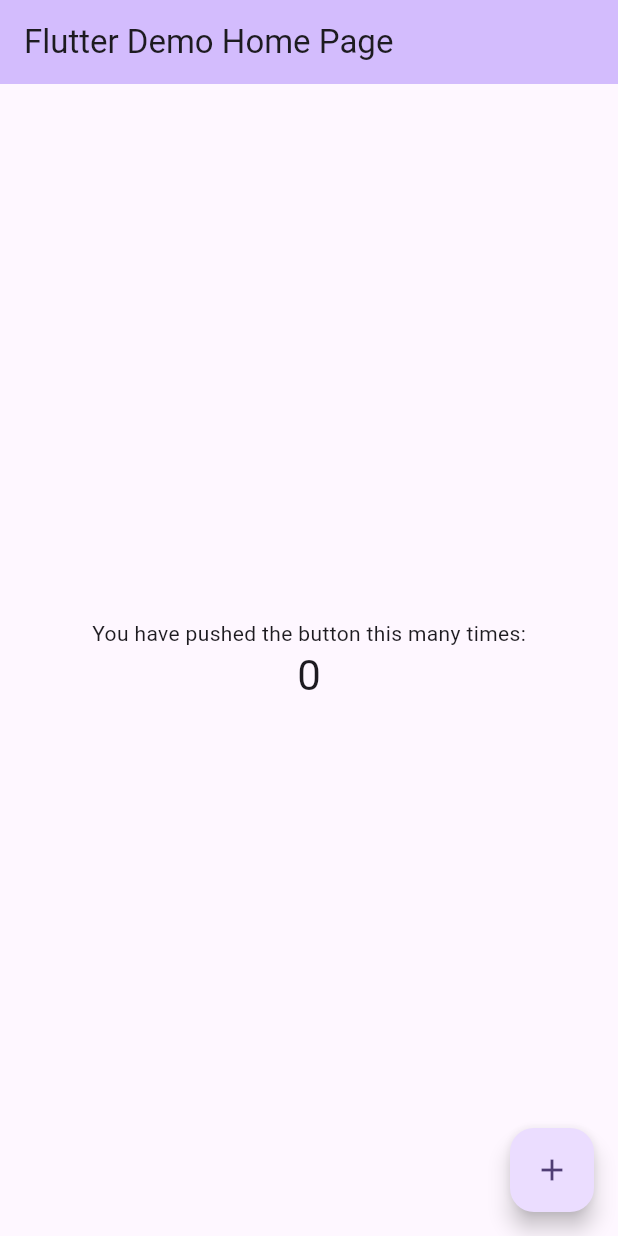
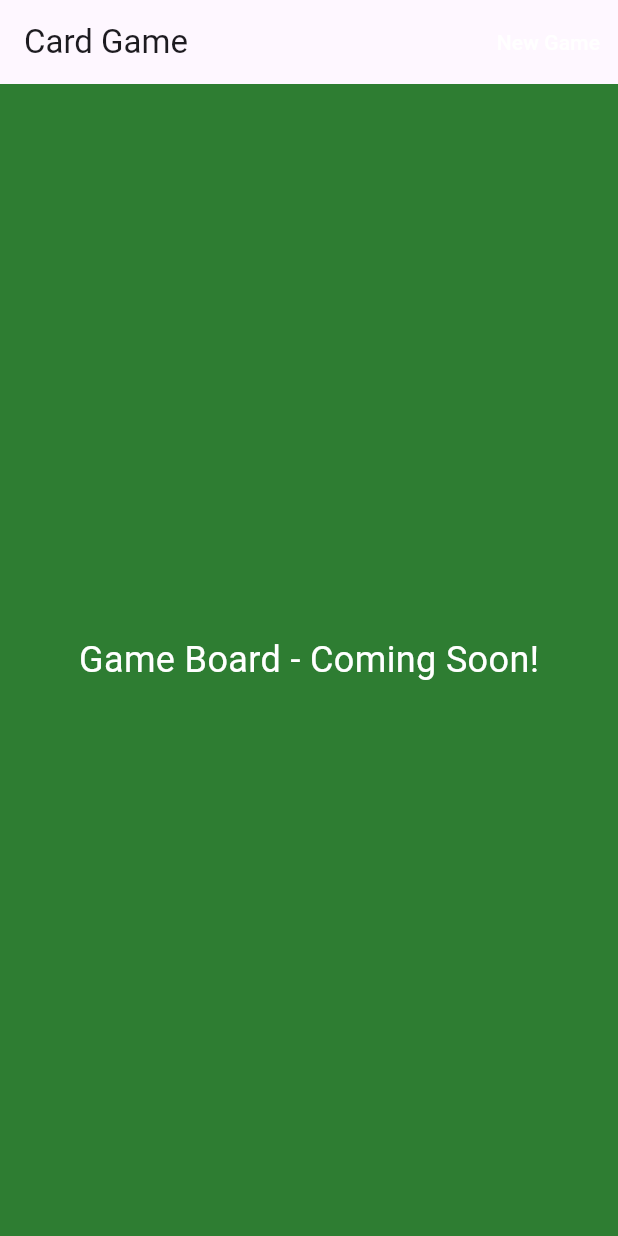
Before and after one commit to could-ai/019a20df-d72f-7ab4-986d-4419a14484e5, a Flutter app: the screen it shows after launch, on a phone screen of 412 x 824 dp. Run offline on Flutter 3.47's test engine with Material 3 defaults, Android fonts, the phone set to English and light mode, and no system bars.

Commit message:
I have updated the main application file to launch the card game. I've removed the default counter app and replaced it with a clean structure that initializes our `GameScreen`. The theme has been set to a standard blue, and the debug banner has been removed for a cleaner look. This change establishes the entry point for our game.; I've created the main `GameScreen` which will contain the entire user interface for the card game. For now, it includes a basic layout with a green, felt-like background to serve as our game table. An app bar has been added with the game's title and a "New Game" button, which will be used to restart the game. This screen is the central hub where all gameplay will take place.

```diff
--- /dev/null
+++ b/usr/lib/game_screen.dart
@@ -0,0 +1,39 @@
+import 'package:flutter/material.dart';
+
+class GameScreen extends StatefulWidget {
+  const GameScreen({super.key});
+
+  @override
+  _GameScreenState createState() => _GameScreenState();
+}
+
+class _GameScreenState extends State<GameScreen> {
+  @override
+  Widget build(BuildContext context) {
+    return Scaffold(
+      appBar: AppBar(
+        title: const Text('Card Game'),
+        actions: [
+          TextButton(
+            onPressed: () {
+              // TODO: Implement new game functionality
+            },
+            child: const Text(
+              'New Game',
+              style: TextStyle(color: Colors.white),
+            ),
+          )
+        ],
+      ),
+      body: Container(
+        color: Colors.green[800],
+        child: const Center(
+          child: Text(
+            'Game Board - Coming Soon!',
+            style: TextStyle(fontSize: 24, color: Colors.white),
+          ),
+        ),
+      ),
+    );
+  }
+}
--- a/usr/lib/main.dart
+++ b/usr/lib/main.dart
@@ -1,4 +1,5 @@
 import 'package:flutter/material.dart';
+import 'game_screen.dart';
 
 void main() {
   runApp(const MyApp());
@@ -7,114 +8,16 @@ void main() {
 class MyApp extends StatelessWidget {
   const MyApp({super.key});
 
-  // This widget is the root of your application.
   @override
   Widget build(BuildContext context) {
     return MaterialApp(
-      title: 'Flutter Demo',
+      title: 'Flutter Card Game',
+      theme: ThemeData(
+        primarySwatch: Colors.blue,
+        visualDensity: VisualDensity.adaptivePlatformDensity,
+      ),
+      home: const GameScreen(),
       debugShowCheckedModeBanner: false,
-      theme: ThemeData(
-        // This is the theme of your application.
-        //
-        // TRY THIS: Try running your application with "flutter run". You'll see
-        // the application has a purple toolbar. Then, without quitting the app,
-        // try changing the seedColor in the colorScheme below to Colors.green
-        // and then invoke "hot reload" (save your changes or press the "hot
-        // reload" button in a Flutter-supported IDE, or press "r" if you used
-        // the command line to start the app).
-        //
-        // Notice that the counter didn't reset back to zero; the application
-        // state is not lost during the reload. To reset the state, use hot
-        // restart instead.
-        //
-        // This works for code too, not just values: Most code changes can be
-        // tested with just a hot reload.
-        colorScheme: ColorScheme.fromSeed(seedColor: Colors.deepPurple),
-      ),
-      home: const MyHomePage(title: 'Flutter Demo Home Page'),
     );
   }
 }
-
-class MyHomePage extends StatefulWidget {
-  const MyHomePage({super.key, required this.title});
-
-  // This widget is the home page of your application. It is stateful, meaning
-  // that it has a State object (defined below) that contains fields that affect
-  // how it looks.
-
-  // This class is the configuration for the state. It holds the values (in this
-  // case the title) provided by the parent (in this case the App widget) and
-  // used by the build method of the State. Fields in a Widget subclass are
-  // always marked "final".
-
-  final String title;
-
-  @override
-  State<MyHomePage> createState() => _MyHomePageState();
-}
-
-class _MyHomePageState extends State<MyHomePage> {
-  int _counter = 0;
-
-  void _incrementCounter() {
-    setState(() {
-      // This call to setState tells the Flutter framework that something has
-      // changed in this State, which causes it to rerun the build method below
-      // so that the display can reflect the updated values. If we changed
-      // _counter without calling setState(), then the build method would not be
-      // called again, and so nothing would appear to happen.
-      _counter++;
-    });
-  }
-
-  @override
-  Widget build(BuildContext context) {
-    // This method is rerun every time setState is called, for instance as done
-    // by the _incrementCounter method above.
-    //
-    // The Flutter framework has been optimized to make rerunning build methods
-    // fast, so that you can just rebuild anything that needs updating rather
-    // than having to individually change instances of widgets.
-    return Scaffold(
-      appBar: AppBar(
-        // TRY THIS: Try changing the color here to a specific color (to
-        // Colors.amber, perhaps?) and trigger a hot reload to see the AppBar
-        // change color while the other colors stay the same.
-        backgroundColor: Theme.of(context).colorScheme.inversePrimary,
-        // Here we take the value from the MyHomePage object that was created by
-        // the App.build method, and use it to set our appbar title.
-        title: Text(widget.title),
-      ),
-      body: Center(
-        // Center is a layout widget. It takes a single child and positions it
-        // in the middle of the parent.
-        child: Column(
-          // Column is also a layout widget. It takes a list of children and
-          // arranges them vertically. By default, it sizes itself to fit its
-          // children horizontally, and tries to be as tall as its parent.
-          //
-          // Column has various properties to control how it sizes itself and
-          // how it positions its children. Here we use mainAxisAlignment to
-          // center the children vertically; the main axis here is the vertical
-          // axis because Columns are vertical (the cross axis would be
-          // horizontal).
-          //
-          // TRY THIS: Invoke "debug painting" (choose the "Toggle Debug Paint"
-          // action in the IDE, or press "p" in the console), to see the
-          // wireframe for each widget.
-          mainAxisAlignment: MainAxisAlignment.center,
-          children: <Widget>[
-            const Text('You have pushed the button this many times:'),
-            Text('$_counter', style: Theme.of(context).textTheme.headlineMedium),
-          ],
-        ),
-      ),
-      floatingActionButton: FloatingActionButton(
-        onPressed: _incrementCounter,
-        tooltip: 'Increment',
-        child: const Icon(Icons.add),
-      ), // This trailing comma makes auto-formatting nicer for build methods.
-    );
-  }
-}
```
